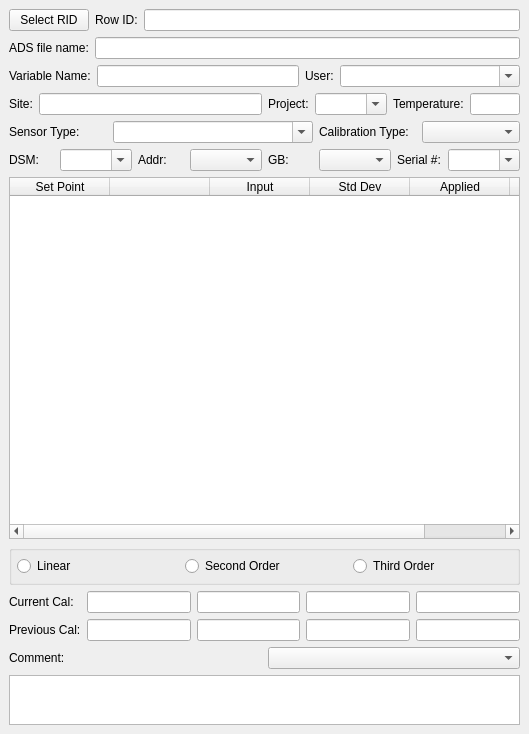
The window that src/nidas/apps/edit_cal/CalibrationForm.ui (NCAR/nidas) describes before a commit, drawn with Qt 5.
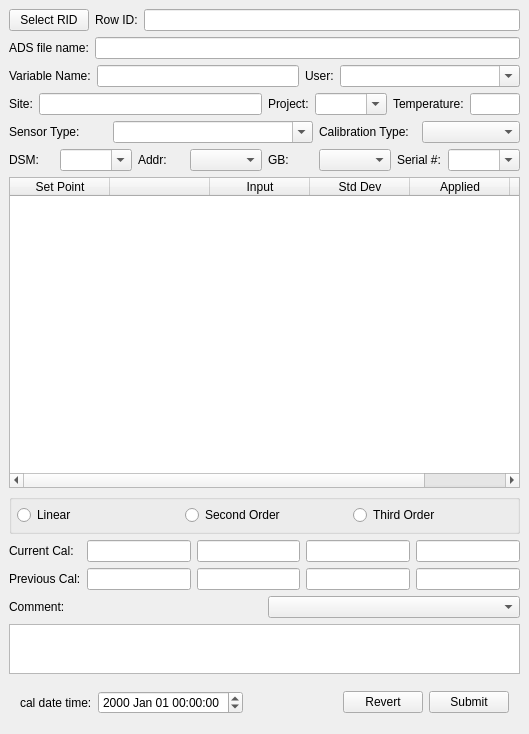
The same window after the commit.

Commit message:
Added ability to edit the cal date of cloned entries.
Added 'revert' and 'submit' buttons to the form.

The plot widget watches the form's unsubmitted changes and
reacts accordingly.

Removed ability to change polynominal fit order from the table's
row's context menu.  The ability to make this change there does
not fit into the scheme of 'submit|revert' provided be the form.

Prevent attempts to fit higher ordered polynomial fits to data-
sets that don't have enough points.  This occurs when the user
uses the form to delete too many set points.

Diff of the .ui file:
```diff
--- a/src/nidas/apps/edit_cal/CalibrationForm.ui
+++ b/src/nidas/apps/edit_cal/CalibrationForm.ui
@@ -557,6 +557,60 @@
      </property>
     </widget>
    </item>
+   <item>
+    <layout class="QHBoxLayout">
+     <property name="spacing">
+      <number>6</number>
+     </property>
+     <property name="margin">
+      <number>11</number>
+     </property>
+     <item>
+      <widget class="QLabel" name="label_calDateTime">
+       <property name="text">
+        <string>cal date time:</string>
+       </property>
+      </widget>
+     </item>
+     <item>
+      <widget class="QDateTimeEdit" name="_calDateTime">
+       <property name="displayFormat">
+        <string>yyyy MMM dd HH:mm:ss</string>
+       </property>
+      </widget>
+     </item>
+     <item>
+      <spacer>
+       <property name="orientation">
+        <enum>Qt::Horizontal</enum>
+       </property>
+       <property name="sizeType">
+        <enum>QSizePolicy::Expanding</enum>
+       </property>
+       <property name="sizeHint" stdset="0">
+        <size>
+         <width>20</width>
+         <height>20</height>
+        </size>
+       </property>
+      </spacer>
+     </item>
+     <item>
+      <widget class="QPushButton" name="_revertBtn">
+       <property name="text">
+        <string>Revert</string>
+       </property>
+      </widget>
+     </item>
+     <item>
+      <widget class="QPushButton" name="_submitBtn">
+       <property name="text">
+        <string>Submit</string>
+       </property>
+      </widget>
+     </item>
+    </layout>
+   </item>
   </layout>
  </widget>
  <layoutdefault spacing="6" margin="11"/>
```
Left out of the diff: 35 changed lines with no effect on the pictures. The commit also changes 4 other files.
